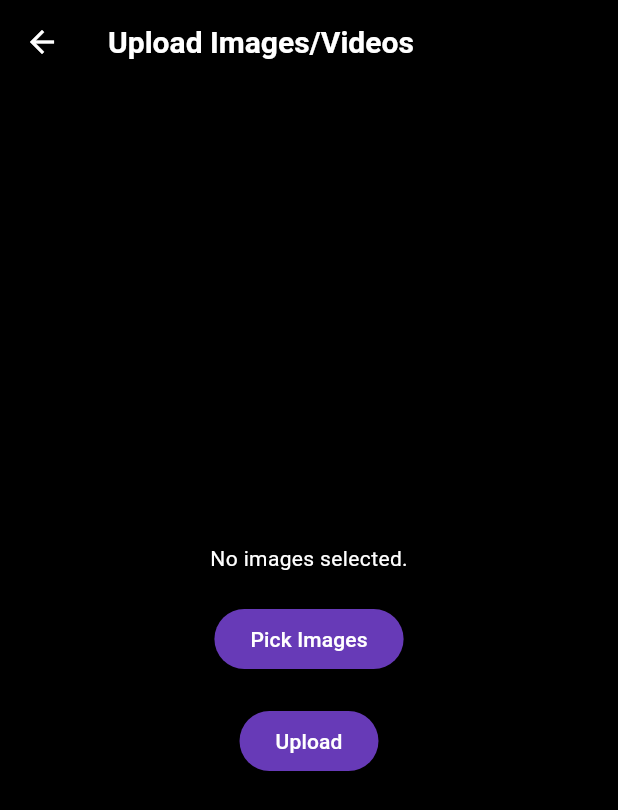
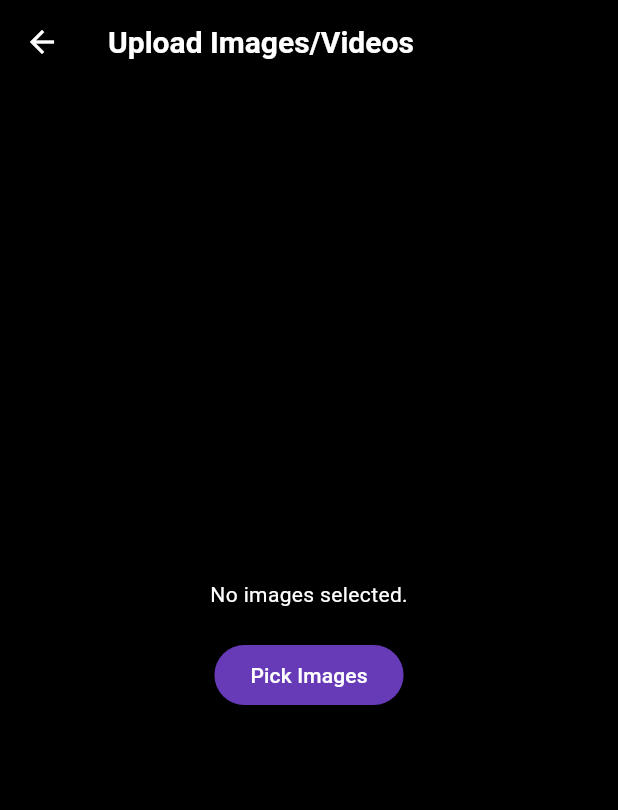
Before and after one commit to sugijotaro/anyradio, a Flutter app: the UploadScreen screen opened directly, on a phone screen of 412 x 824 dp. Shown: the top 810 px of the screen. Run offline on Flutter 3.47's test engine with Material 3 defaults, Android fonts, the phone set to English and light mode, and no system bars; our stand-ins replace audio_service, audio_video_progress_bar, cached_network_image, cloud_firestore, firebase_analytics, firebase_auth and 8 more; accounts and stored records are empty; generated files the repository leaves out were written again; network calls fail.

Commit message:
アップロード画面

```diff
--- a/lib/l10n/app_en.arb
+++ b/lib/l10n/app_en.arb
@@ -12,6 +12,7 @@
   "radioDetail": "Radio Detail",
   "uploadImagesVideos": "Upload Images/Videos",
   "pickImages": "Pick Images",
+  "pickImagesAgain": "Pick Images Again",
   "noImagesSelected": "No images selected.",
   "upload": "Upload"
 }
--- a/lib/l10n/app_ja.arb
+++ b/lib/l10n/app_ja.arb
@@ -12,6 +12,7 @@
   "radioDetail": "ラジオの詳細",
   "uploadImagesVideos": "画像・動画をアップロード",
   "pickImages": "画像を選択",
+  "pickImagesAgain": "画像を選択しなおす",
   "noImagesSelected": "画像が選択されていません。",
   "upload": "アップロード"
 }
--- a/lib/screens/upload_screen.dart
+++ b/lib/screens/upload_screen.dart
@@ -63,9 +63,14 @@ class _UploadScreenState extends State<UploadScreen> {
                   SizedBox(height: 20),
                   ElevatedButton(
                     onPressed: _pickImages,
-                    child: Text(l10n.pickImages),
+                    child: Text(
+                      _imageFiles.isEmpty
+                          ? l10n.pickImages
+                          : l10n.pickImagesAgain,
+                    ),
                   ),
                   SizedBox(height: 20),
+                  if (_imageFiles.isNotEmpty)
                     viewModel.isUploading
                         ? CircularProgressIndicator()
                         : ElevatedButton(
```
Lines whose indentation alone changed are shown as unchanged.
